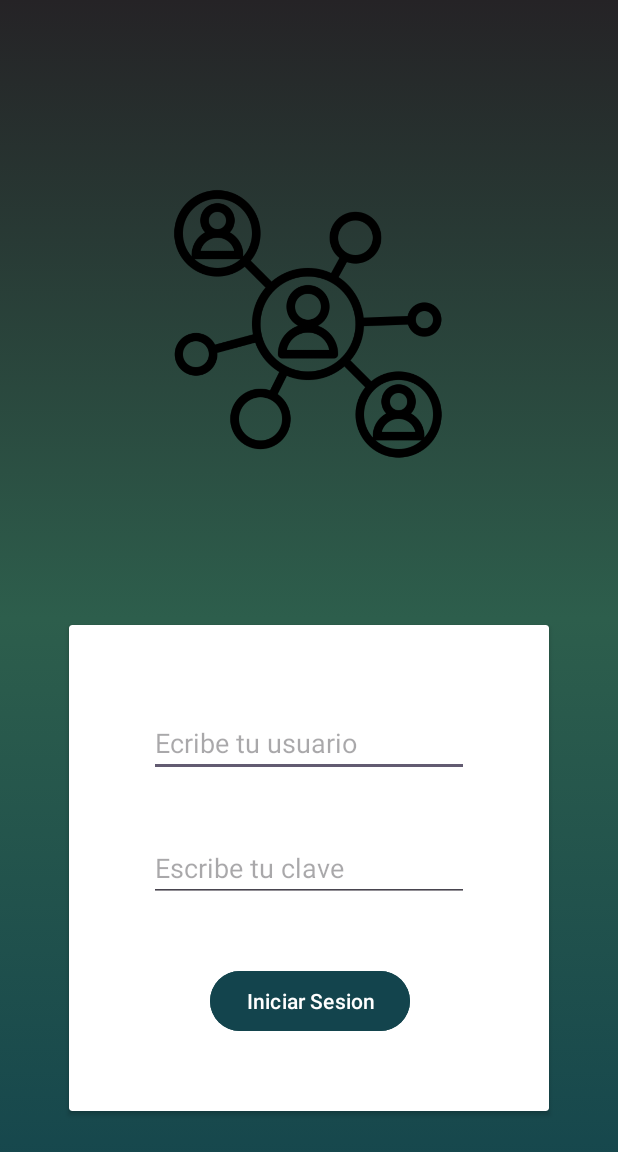
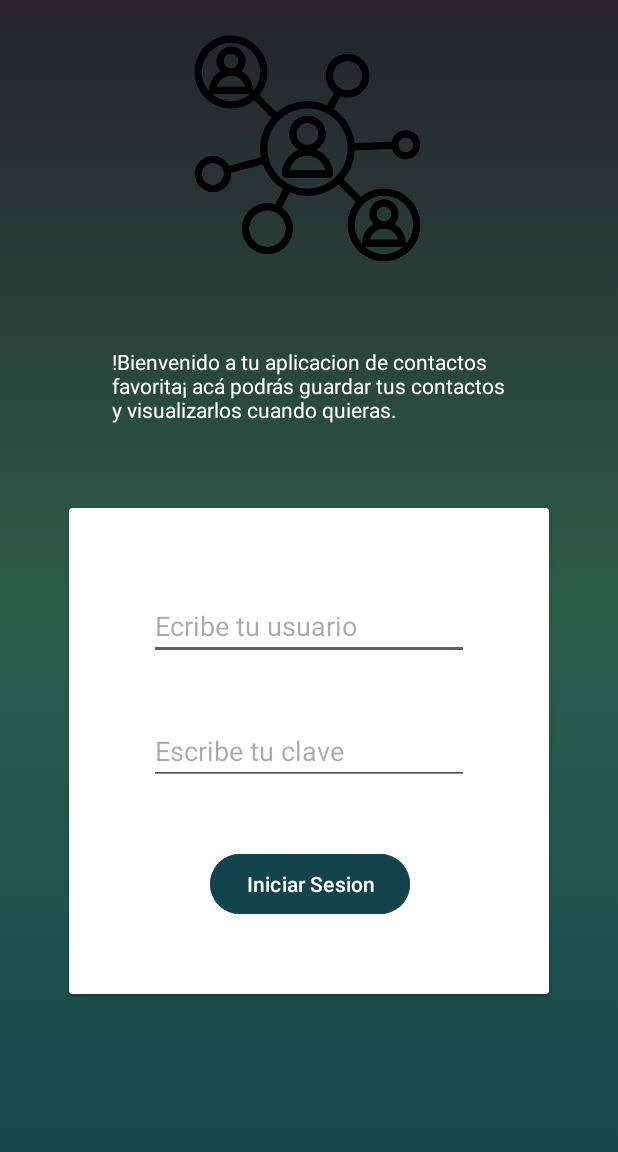
Before and after one commit to YercoCodeGreen/ProyectoAgendaContactosEniac, an Android app: the screen it shows after launch (MainActivity), on a phone screen of 412 x 824 dp. Shown: the top 1152 px of the screen. Run offline under Robolectric (Android 15) with nearby library versions, the phone set to English and light mode, and no system bars.

```diff
--- a/app/src/main/java/com/example/proyectoagendacontactoseniac/MainActivity.java
+++ b/app/src/main/java/com/example/proyectoagendacontactoseniac/MainActivity.java
@@ -1,14 +1,60 @@
 package com.example.proyectoagendacontactoseniac;
 
+import android.os.Bundle;
+import android.text.TextUtils;
+import android.view.View;
+import android.widget.Button;
+import android.widget.EditText;
+import android.widget.Toast;
 import androidx.appcompat.app.AppCompatActivity;
-
-import android.os.Bundle;
+import models.Administrador;
 
 public class MainActivity extends AppCompatActivity {
+
+    private EditText tbUser;
+    private EditText tbPass;
+    private Button btnLogin;
+    private Administrador admin;
 
     @Override
     protected void onCreate(Bundle savedInstanceState) {
         super.onCreate(savedInstanceState);
         setContentView(R.layout.activity_main);
+
+        // Inicializar el administrador
+        admin = new Administrador();
+
+        // Asignar los IDs de los componentes
+        tbUser = findViewById(R.id.tbUser);
+        tbPass = findViewById(R.id.tbPass);
+        btnLogin = findViewById(R.id.btnLogin);
+
+        // Listener para el botón de login
+        btnLogin.setOnClickListener(new View.OnClickListener() {
+            @Override
+            public void onClick(View v) {
+                String username = tbUser.getText().toString().trim();
+                String password = tbPass.getText().toString().trim();
+
+                // Validar que los campos no estén vacíos
+                if (TextUtils.isEmpty(username)) {
+                    Toast.makeText(MainActivity.this, "Ingrese el usuario", Toast.LENGTH_SHORT).show();
+                    return;
+                }
+
+                if (TextUtils.isEmpty(password)) {
+                    Toast.makeText(MainActivity.this, "Ingrese la contraseña", Toast.LENGTH_SHORT).show();
+                    return;
+                }
+
+                // Usar la clase Administrador para validar las credenciales
+                if (admin.validarCredenciales(username, password)) {
+                    Toast.makeText(MainActivity.this, "Inicio de sesión exitoso", Toast.LENGTH_SHORT).show();
+                    // Aquí puedes redirigir a otra actividad
+                } else {
+                    Toast.makeText(MainActivity.this, "Usuario o contraseña incorrectos", Toast.LENGTH_SHORT).show();
+                }
+            }
+        });
     }
 }
--- /dev/null
+++ b/app/src/main/java/models/Administrador.java
@@ -0,0 +1,41 @@
+package models;
+
+public class Administrador {
+    private String username;
+    private String password;
+
+    // Constructor
+    public Administrador() {
+        this.username = "aiep";
+        this.password = "2024";
+    }
+
+    public Administrador(String username, String password) {
+        this.username = username;
+        this.password = password;
+    }
+
+    // Métodos getter para el nombre de usuario y contraseña
+
+
+    public String getUsername() {
+        return username;
+    }
+
+    public void setUsername(String username) {
+        this.username = username;
+    }
+
+    public String getPassword() {
+        return password;
+    }
+
+    public void setPassword(String password) {
+        this.password = password;
+    }
+
+    // Método para validar las credenciales
+    public boolean validarCredenciales(String username, String password) {
+        return this.username.equals(username) && this.password.equals(password);
+    }
+}
--- a/app/src/main/res/layout/activity_main.xml
+++ b/app/src/main/res/layout/activity_main.xml
@@ -9,23 +9,24 @@
 
     <ImageView
         android:id="@+id/imageView"
-        android:layout_width="184dp"
-        android:layout_height="233dp"
+        android:layout_width="171dp"
+        android:layout_height="155dp"
         app:layout_constraintBottom_toBottomOf="parent"
         app:layout_constraintEnd_toEndOf="parent"
         app:layout_constraintHorizontal_bias="0.497"
         app:layout_constraintStart_toStartOf="parent"
         app:layout_constraintTop_toTopOf="parent"
-        app:layout_constraintVertical_bias="0.168"
+        app:layout_constraintVertical_bias="0.032"
         app:srcCompat="@drawable/comunidades" />
 
     <androidx.cardview.widget.CardView
+        android:id="@+id/cardView"
         android:layout_width="320dp"
         android:layout_height="324dp"
         app:layout_constraintBottom_toBottomOf="parent"
         app:layout_constraintEnd_toEndOf="parent"
         app:layout_constraintStart_toStartOf="parent"
-        app:layout_constraintTop_toBottomOf="@+id/imageView" >
+        app:layout_constraintTop_toBottomOf="@+id/imageView">
 
         <androidx.constraintlayout.widget.ConstraintLayout
             android:layout_width="match_parent"
@@ -71,4 +72,16 @@
 
         </androidx.constraintlayout.widget.ConstraintLayout>
     </androidx.cardview.widget.CardView>
+
+    <TextView
+        android:id="@+id/textView"
+        android:layout_width="263dp"
+        android:layout_height="66dp"
+        android:text="!Bienvenido a tu aplicacion de contactos favorita¡ acá podrás guardar tus contactos y visualizarlos cuando quieras."
+        android:textColor="#FFFFFF"
+        app:layout_constraintBottom_toBottomOf="parent"
+        app:layout_constraintEnd_toEndOf="parent"
+        app:layout_constraintStart_toStartOf="parent"
+        app:layout_constraintTop_toTopOf="parent"
+        app:layout_constraintVertical_bias="0.305" />
 </androidx.constraintlayout.widget.ConstraintLayout>
--- a/build.gradle.kts
+++ b/build.gradle.kts
@@ -1,4 +1,4 @@
 // Top-level build file where you can add configuration options common to all sub-projects/modules.
 plugins {
-    id("com.android.application") version "8.5.1" apply false
+    id("com.android.application") version "8.6.0" apply false
 }
```
